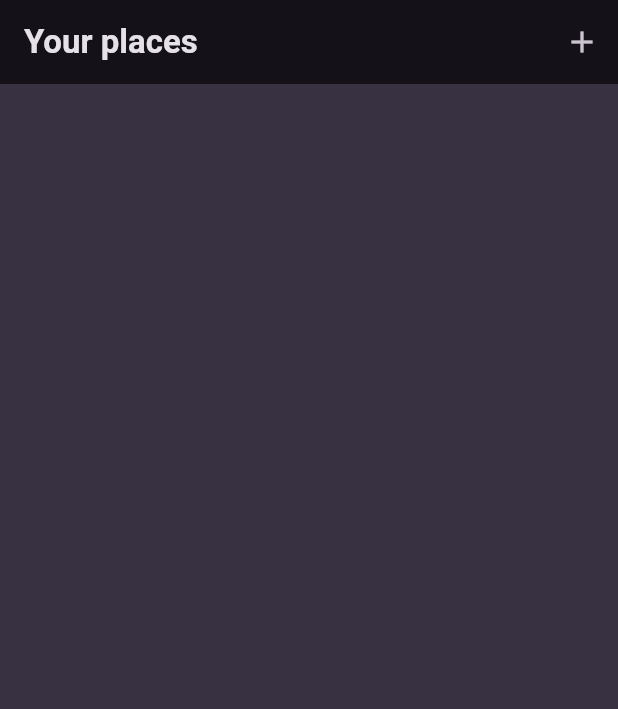
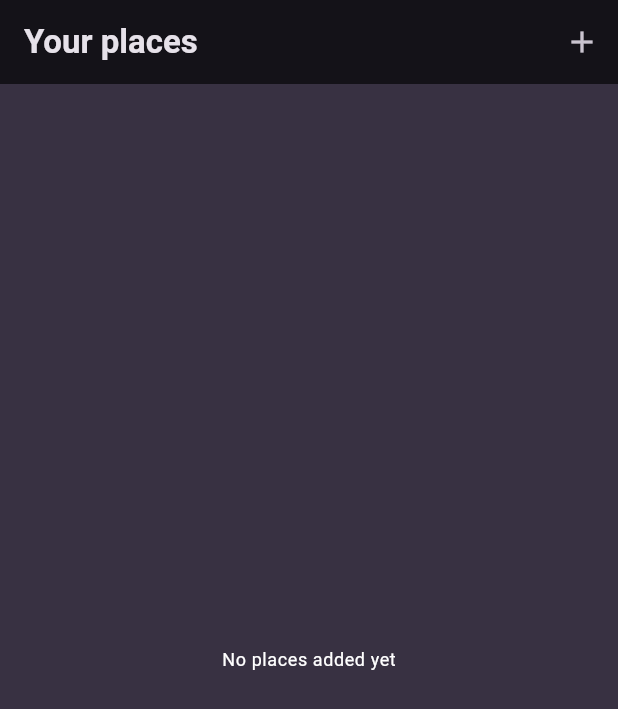
Before and after one commit to peterabrahamdev/favorite-places, a Flutter app: the screen it shows after launch, on a phone screen of 412 x 824 dp. Shown: the top 709 px of the screen. Run offline on Flutter 3.47's test engine with Material 3 defaults, Android fonts, the phone set to English and light mode, and no system bars; our stand-ins replace google_fonts.

Commit message:
feat(home): add body to HomeScreen

```diff
--- a/lib/screens/home.dart
+++ b/lib/screens/home.dart
@@ -17,6 +17,15 @@ class _HomeScreenState extends State<HomeScreen> {
           icon: const Icon(Icons.add),
         ),
       ]),
+      body: Center(
+        child: Text(
+          'No places added yet',
+          style: Theme.of(context)
+              .textTheme
+              .bodySmall!
+              .copyWith(color: Colors.white),
+        ),
+      ),
     );
   }
 }
```
Also changed, not shown: lib/screens/add_new_place.dart (added, +20 -0 lines).
